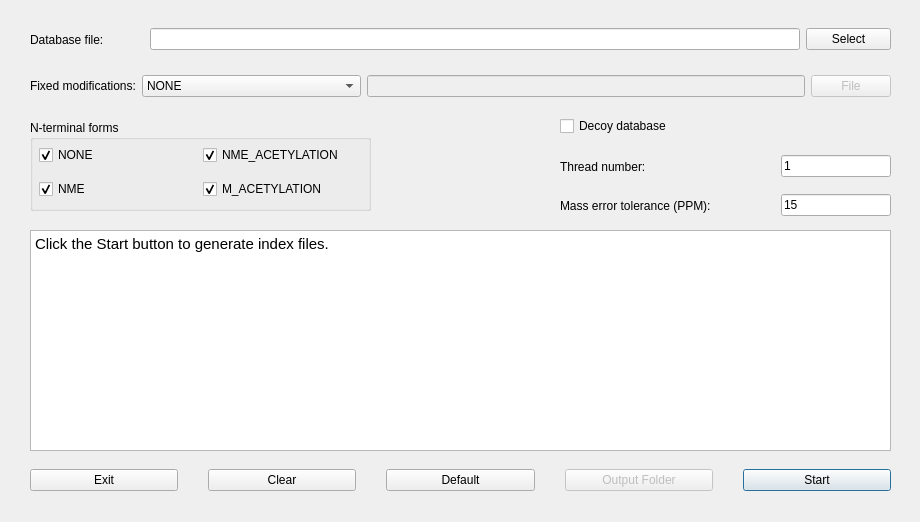
Above: src/gui/topindex/topindexdialog.ui from toppic-suite/toppic-suite before the change. Below: the same form after it.
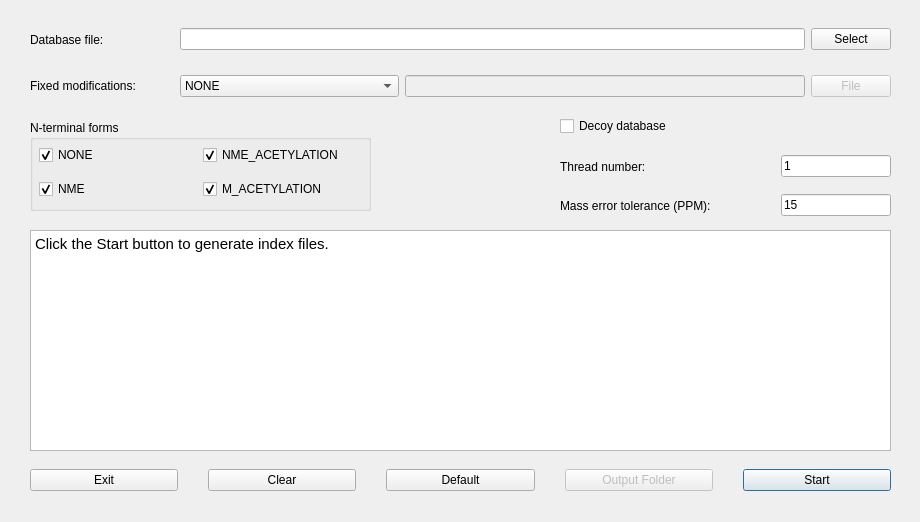
That is the form after the change. Icons and pictures are not drawn.

```diff
--- a/src/gui/topindex/topindexdialog.ui
+++ b/src/gui/topindex/topindexdialog.ui
@@ -127,20 +127,13 @@
    <widget class="QWidget" name="horizontalLayoutWidget_2">
     <property name="geometry">
      <rect>
-      <x>30</x>
+      <x>180</x>
       <y>20</y>
-      <width>861</width>
+      <width>711</width>
       <height>39</height>
      </rect>
     </property>
     <layout class="QHBoxLayout" name="horizontalLayout_3">
-     <item>
-      <widget class="QLabel" name="label_2">
-       <property name="text">
-        <string>Database file: </string>
-       </property>
-      </widget>
-     </item>
      <item>
       <widget class="QLineEdit" name="databaseFileEdit">
        <property name="enabled">
@@ -175,20 +168,13 @@
    <widget class="QWidget" name="horizontalLayoutWidget_5">
     <property name="geometry">
      <rect>
-      <x>30</x>
+      <x>180</x>
       <y>70</y>
-      <width>861</width>
+      <width>711</width>
       <height>32</height>
      </rect>
     </property>
     <layout class="QHBoxLayout" name="horizontalLayout_5">
-     <item>
-      <widget class="QLabel" name="label_5">
-       <property name="text">
-        <string>Fixed modifications:</string>
-       </property>
-      </widget>
-     </item>
      <item>
       <widget class="QComboBox" name="fixedModComboBox">
        <item>
@@ -413,6 +399,44 @@
      </layout>
     </widget>
    </widget>
+   <widget class="QWidget" name="horizontalLayoutWidget_3">
+    <property name="geometry">
+     <rect>
+      <x>30</x>
+      <y>20</y>
+      <width>151</width>
+      <height>39</height>
+     </rect>
+    </property>
+    <layout class="QHBoxLayout" name="horizontalLayout_4">
+     <item>
+      <widget class="QLabel" name="label_3">
+       <property name="text">
+        <string>Database file: </string>
+       </property>
+      </widget>
+     </item>
+    </layout>
+   </widget>
+   <widget class="QWidget" name="horizontalLayoutWidget_8">
+    <property name="geometry">
+     <rect>
+      <x>30</x>
+      <y>70</y>
+      <width>151</width>
+      <height>32</height>
+     </rect>
+    </property>
+    <layout class="QHBoxLayout" name="horizontalLayout_8">
+     <item>
+      <widget class="QLabel" name="label_7">
+       <property name="text">
+        <string>Fixed modifications:</string>
+       </property>
+      </widget>
+     </item>
+    </layout>
+   </widget>
   </widget>
  </widget>
  <resources/>
```
